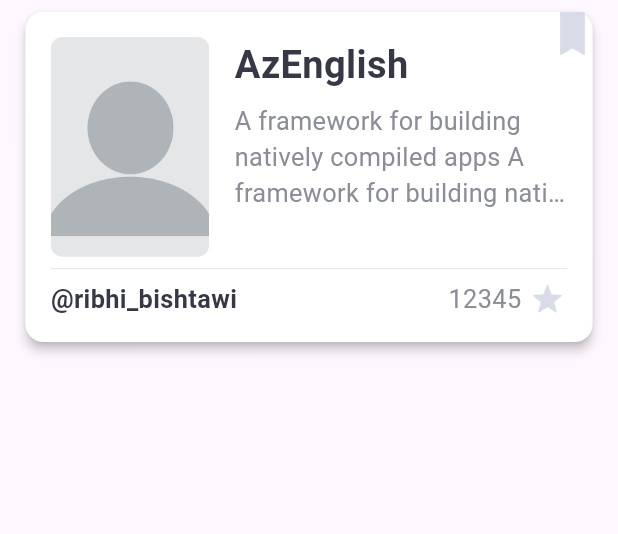
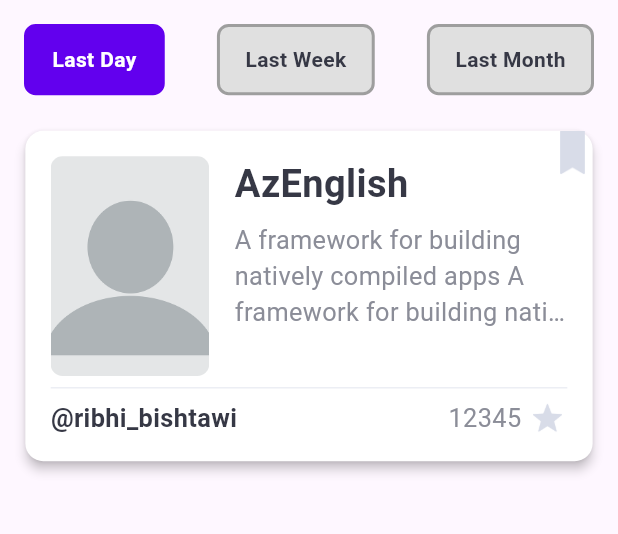
Before and after one commit to ribhy-bishtawi/flutter_trending_repos, a Flutter app: the screen it shows after launch, on a phone screen of 412 x 824 dp, the part 84-618 px from its top. Run offline on Flutter 3.47's test engine with Material 3 defaults, Android fonts, the phone set to English and light mode, and no system bars; our stand-ins replace easy_localization, flutter_screenutil.

Commit message:
feat: add filtering functionality for selecting repository timeframe

```diff
--- a/lib/presentation/screens/trending_repos_screen.dart
+++ b/lib/presentation/screens/trending_repos_screen.dart
@@ -1,6 +1,8 @@
 import 'package:flutter/material.dart';
+import 'package:flutter_screenutil/flutter_screenutil.dart';
 import 'package:trending_repositories/data/models/repository_model.dart';
 import 'package:trending_repositories/presentation/widgets/repo_card.dart';
+import 'package:trending_repositories/utils/constants.dart';
 import 'package:trending_repositories/utils/palette.dart';
 import 'package:trending_repositories/utils/text_style.dart';
 
@@ -25,6 +27,15 @@ class _TrendingReposScreenState extends State<TrendingReposScreen> {
     createdAt: DateTime.now(),
     htmlUrl: 'https://github.com/flutter/flutter',
   );
+
+  String _selectedTimeframe = 'day';
+
+  void _onFilterChanged(String timeframe) {
+    setState(() {
+      _selectedTimeframe = timeframe;
+    });
+  }
+
   @override
   Widget build(BuildContext context) {
     return Scaffold(
@@ -45,11 +56,67 @@ class _TrendingReposScreenState extends State<TrendingReposScreen> {
               ))
         ],
       ),
-      body: ListView.builder(
-        itemCount: 1,
-        itemBuilder: (BuildContext context, int index) {
-          return RepoCard(repo: dummyRepo);
-        },
+      body: Column(
+        children: [
+          Padding(
+            padding: const EdgeInsets.all(16.0),
+            child: Row(
+              mainAxisAlignment: MainAxisAlignment.spaceBetween,
+              children: [
+                _buildFilterButton(
+                  label: 'Last Day',
+                  isSelected: _selectedTimeframe == 'day',
+                  onTap: () => _onFilterChanged('day'),
+                ),
+                _buildFilterButton(
+                  label: 'Last Week',
+                  isSelected: _selectedTimeframe == 'week',
+                  onTap: () => _onFilterChanged('week'),
+                ),
+                _buildFilterButton(
+                  label: 'Last Month',
+                  isSelected: _selectedTimeframe == 'month',
+                  onTap: () => _onFilterChanged('month'),
+                ),
+              ],
+            ),
+          ),
+          Expanded(
+            child: ListView.builder(
+              itemCount: 1,
+              itemBuilder: (BuildContext context, int index) {
+                return RepoCard(repo: dummyRepo);
+              },
+            ),
+          ),
+        ],
+      ),
+    );
+  }
+
+  Widget _buildFilterButton(
+      {required String label,
+      required bool isSelected,
+      required VoidCallback onTap}) {
+    return GestureDetector(
+      onTap: onTap,
+      child: Container(
+        padding: EdgeInsets.symmetric(vertical: 12.h, horizontal: 16.w),
+        decoration: BoxDecoration(
+          color: isSelected ? Palette.primaryColor : Colors.grey[300],
+          borderRadius: Constants.borderRadius8,
+          border: Border.all(
+            color: isSelected ? Palette.primaryColor : Colors.grey,
+            width: 2,
+          ),
+        ),
+        child: Text(
+          label,
+          style: TextStyle(
+            color: isSelected ? Palette.whiteColor : Palette.header,
+            fontWeight: FontWeight.bold,
+          ),
+        ),
       ),
     );
   }
```
Also changed, not shown: 2 other files.
